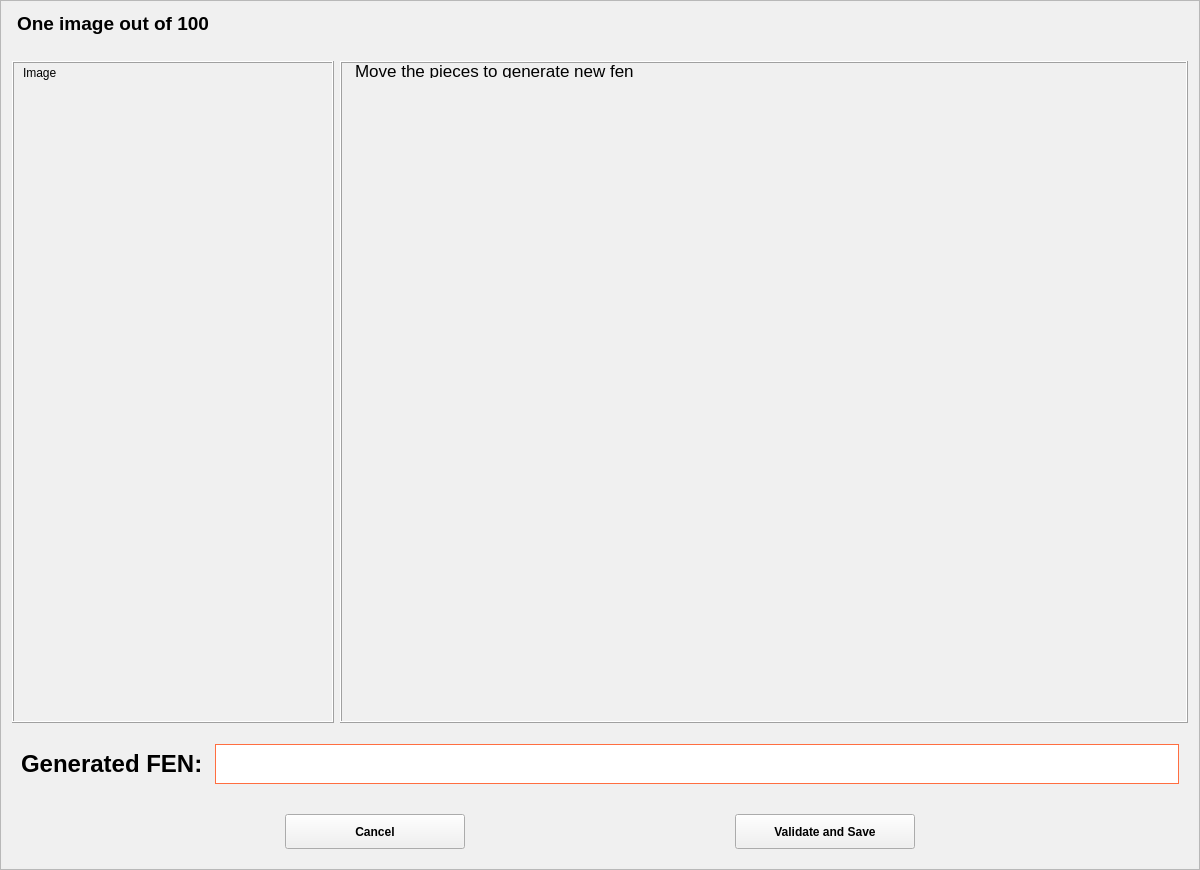
This is ui_files/validation_window.ui in xmoure/validation-app as Qt 5 draws it before an edit. The edited form follows.
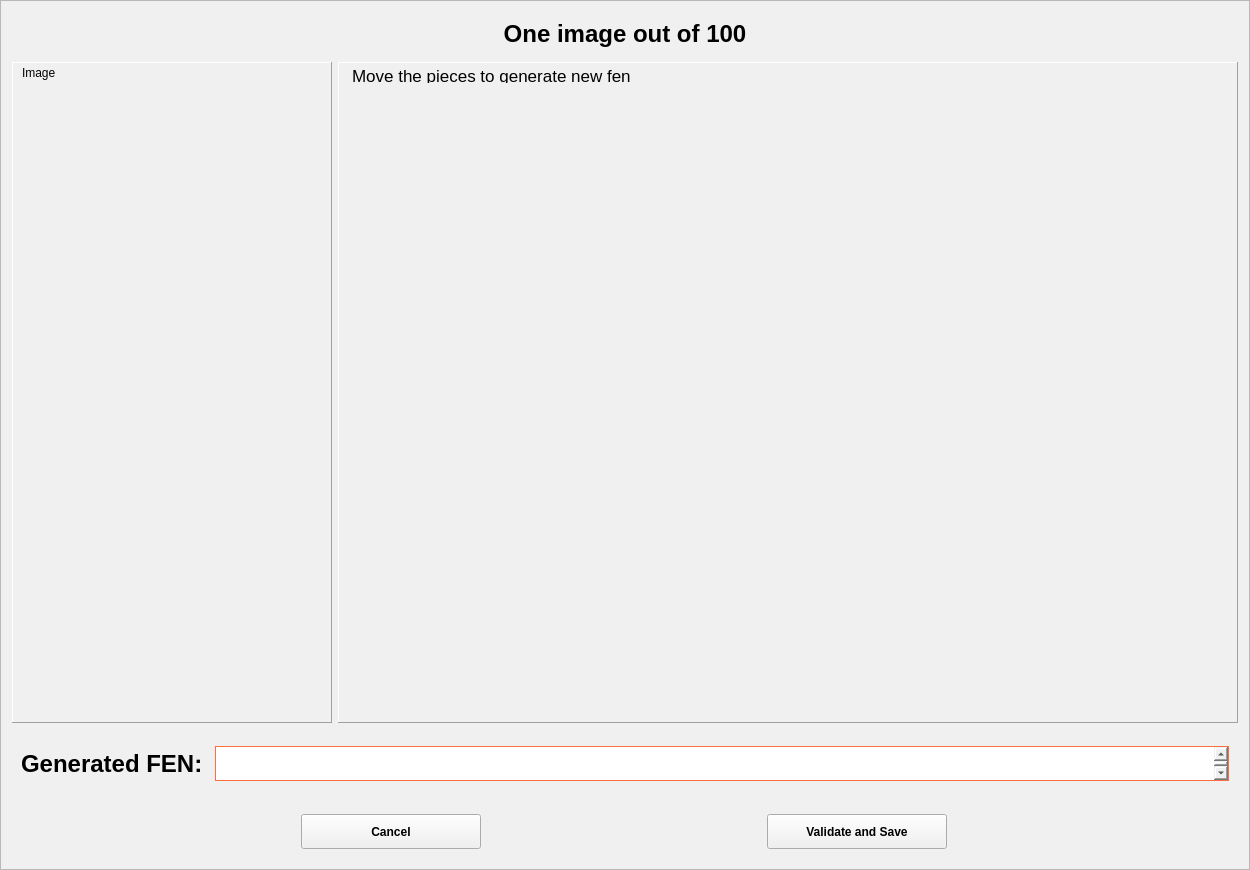
This is the edited form. Icons and pictures are not drawn.

Patch:
```diff
--- a/ui_files/validation_window.ui
+++ b/ui_files/validation_window.ui
@@ -6,7 +6,7 @@
    <rect>
     <x>0</x>
     <y>0</y>
-    <width>1200</width>
+    <width>1250</width>
     <height>870</height>
    </rect>
   </property>
@@ -110,21 +110,69 @@
            </property>
            <layout class="QVBoxLayout" name="verticalLayout_5">
             <item>
-             <widget class="QLabel" name="count_images_label">
+             <widget class="QFrame" name="frame">
+              <property name="minimumSize">
+               <size>
+                <width>0</width>
+                <height>0</height>
+               </size>
+              </property>
               <property name="font">
                <font>
                 <family>Arial</family>
-                <pointsize>14</pointsize>
-                <bold>true</bold>
                </font>
               </property>
-              <property name="styleSheet">
-               <string notr="true">color: black;
-margin-bottom: 20px;</string>
+              <property name="frameShape">
+               <enum>QFrame::NoFrame</enum>
               </property>
-              <property name="text">
-               <string>One image out of 100</string>
+              <property name="frameShadow">
+               <enum>QFrame::Raised</enum>
               </property>
+              <layout class="QHBoxLayout" name="horizontalLayout_4">
+               <property name="spacing">
+                <number>0</number>
+               </property>
+               <property name="leftMargin">
+                <number>0</number>
+               </property>
+               <property name="topMargin">
+                <number>8</number>
+               </property>
+               <property name="rightMargin">
+                <number>0</number>
+               </property>
+               <property name="bottomMargin">
+                <number>8</number>
+               </property>
+               <item>
+                <widget class="QLabel" name="count_images_label">
+                 <property name="maximumSize">
+                  <size>
+                   <width>16777215</width>
+                   <height>16777215</height>
+                  </size>
+                 </property>
+                 <property name="font">
+                  <font>
+                   <family>Arial</family>
+                   <pointsize>18</pointsize>
+                   <italic>false</italic>
+                   <bold>true</bold>
+                  </font>
+                 </property>
+                 <property name="styleSheet">
+                  <string notr="true">color: black;
+</string>
+                 </property>
+                 <property name="text">
+                  <string>One image out of 100</string>
+                 </property>
+                 <property name="alignment">
+                  <set>Qt::AlignCenter</set>
+                 </property>
+                </widget>
+               </item>
+              </layout>
              </widget>
             </item>
             <item>
@@ -176,7 +224,7 @@
                   </font>
                  </property>
                  <property name="frameShape">
-                  <enum>QFrame::Box</enum>
+                  <enum>QFrame::Panel</enum>
                  </property>
                  <property name="frameShadow">
                   <enum>QFrame::Raised</enum>
@@ -256,7 +304,7 @@
                   </font>
                  </property>
                  <property name="frameShape">
-                  <enum>QFrame::Box</enum>
+                  <enum>QFrame::Panel</enum>
                  </property>
                  <property name="frameShadow">
                   <enum>QFrame::Raised</enum>
@@ -284,7 +332,8 @@
                     </property>
                     <property name="styleSheet">
                      <string notr="true">color: black;
-margin-bottom: 10px;</string>
+margin-bottom: 5px;
+padding-top: 5px;</string>
                     </property>
                     <property name="text">
                      <string>Move the pieces to generate new fen</string>
@@ -363,18 +412,20 @@
                  <property name="maximumSize">
                   <size>
                    <width>16777215</width>
-                   <height>40</height>
+                   <height>35</height>
                   </size>
                  </property>
                  <property name="font">
                   <font>
                    <family>Arial</family>
+                   <pointsize>18</pointsize>
                   </font>
                  </property>
                  <property name="styleSheet">
                   <string notr="true">background-color: white;
 border: 1px solid #ff6e40;
-color: black;</string>
+color: black;
+text-align: center;</string>
                  </property>
                 </widget>
                </item>
```
